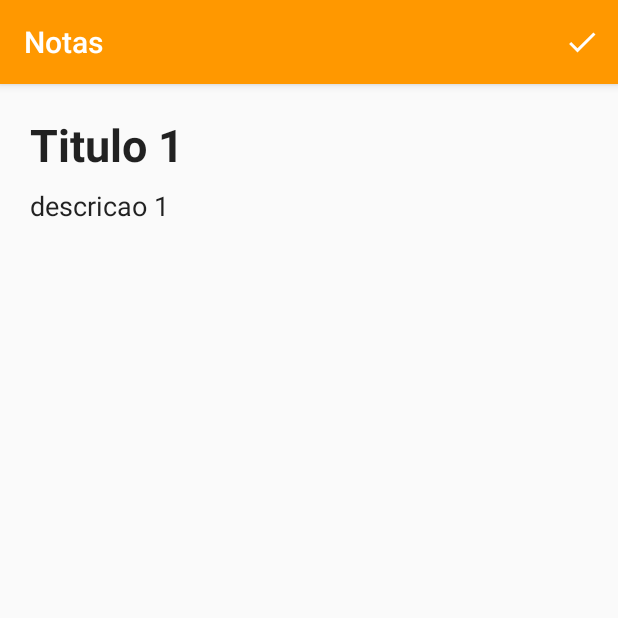
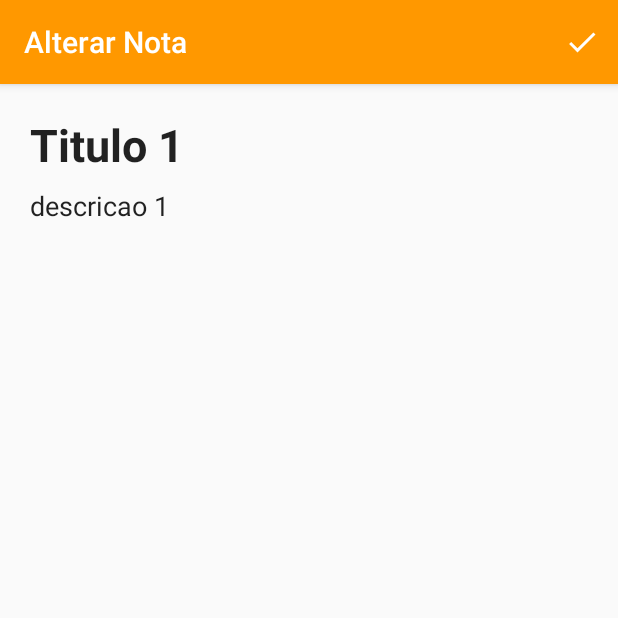
Before and after one commit to juaanhs/App-Notas, an Android app: the screen it shows after launch (FormularioNotaActivity), after a tap on an icon or button, on a phone screen of 412 x 824 dp, the top half of it. Run offline under Robolectric (Android 15) with nearby library versions, the phone set to English and light mode, and no system bars.

Commit message:
titulos appbar + verificacao nota

```diff
--- a/app/src/main/java/br/com/juaanhs/notas/ui/activity/FormularioNotaActivity.java
+++ b/app/src/main/java/br/com/juaanhs/notas/ui/activity/FormularioNotaActivity.java
@@ -16,6 +16,8 @@ import static br.com.juaanhs.notas.ui.activity.NotaActivityConstantes.POSITION_I
 
 public class FormularioNotaActivity extends AppCompatActivity {
 
+    public static final String TITULO_APPBAR_INSERE = "Inserir nota";
+    public static final String TITULO_APPBAR_ALTERA = "Alterar Nota";
     private int posicaoRecebida = POSITION_INVALID;
     private TextView titulo;
     private TextView descricao;
@@ -24,10 +26,13 @@ public class FormularioNotaActivity extends AppCompatActivity {
     protected void onCreate(Bundle savedInstanceState) {
         super.onCreate(savedInstanceState);
         setContentView(R.layout.activity_formulario_nota);
+        setTitle(TITULO_APPBAR_INSERE);
 
         inicializaCampos();
+
         Intent dadosRecebidos = getIntent();
         if(dadosRecebidos.hasExtra(KEY_NOTA)){
+            setTitle(TITULO_APPBAR_ALTERA);
             Nota notaRecebida = (Nota) dadosRecebidos
                     .getSerializableExtra(KEY_NOTA);
             posicaoRecebida = dadosRecebidos.getIntExtra(KEY_POSITION, POSITION_INVALID);
--- a/app/src/main/java/br/com/juaanhs/notas/ui/activity/ListaNotasActivity.java
+++ b/app/src/main/java/br/com/juaanhs/notas/ui/activity/ListaNotasActivity.java
@@ -27,12 +27,14 @@ import static br.com.juaanhs.notas.ui.activity.NotaActivityConstantes.REQUEST_CO
 
 public class ListaNotasActivity extends AppCompatActivity {
 
+    public static final String TITULO_APPBAR = "Notas";
     private ListaNotasAdapterRecyclerView adapter;
 
     @Override
     protected void onCreate(Bundle savedInstanceState) {
         super.onCreate(savedInstanceState);
         setContentView(R.layout.activity_lista_notas);
+        setTitle(TITULO_APPBAR);
 
         List<Nota> todasNotas = getTodasNotas();
 
@@ -102,7 +104,7 @@ public class ListaNotasActivity extends AppCompatActivity {
 
     private boolean ehResultadoAlteraNota(int requestCode, Intent data) {
         return requestCode == REQUEST_CODE_ALTERA_NOTA &&
-                data.hasExtra(KEY_NOTA);
+                verificaNota(data);
     }
 
     private void adicionaNota(Nota nota) {
@@ -112,7 +114,11 @@ public class ListaNotasActivity extends AppCompatActivity {
 
     private boolean ehResultadoInsereNota(int requestCode, Intent data) {
         return requestCode == REQUEST_CODE_INSERE_NOTA &&
-                data.hasExtra(KEY_NOTA);
+                verificaNota(data);
+    }
+
+    private boolean verificaNota(Intent data) {
+        return data != null && data.hasExtra(KEY_NOTA);
     }
 
     private void configuraRecyclerView(List<Nota> todasNotas) {
```
